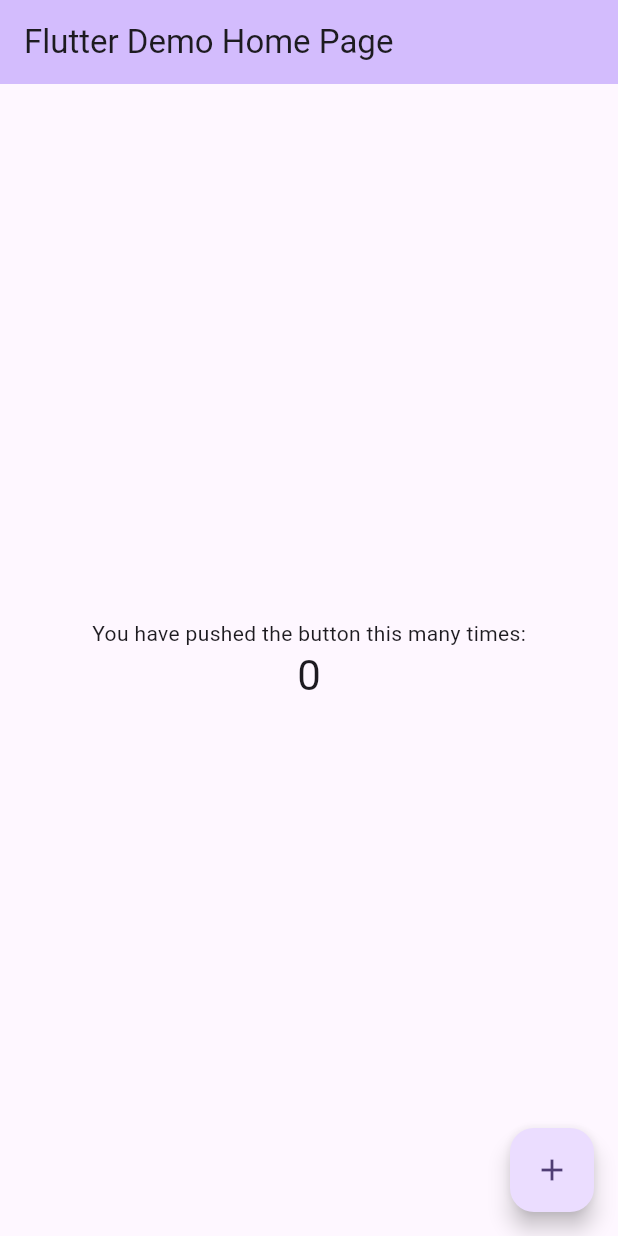
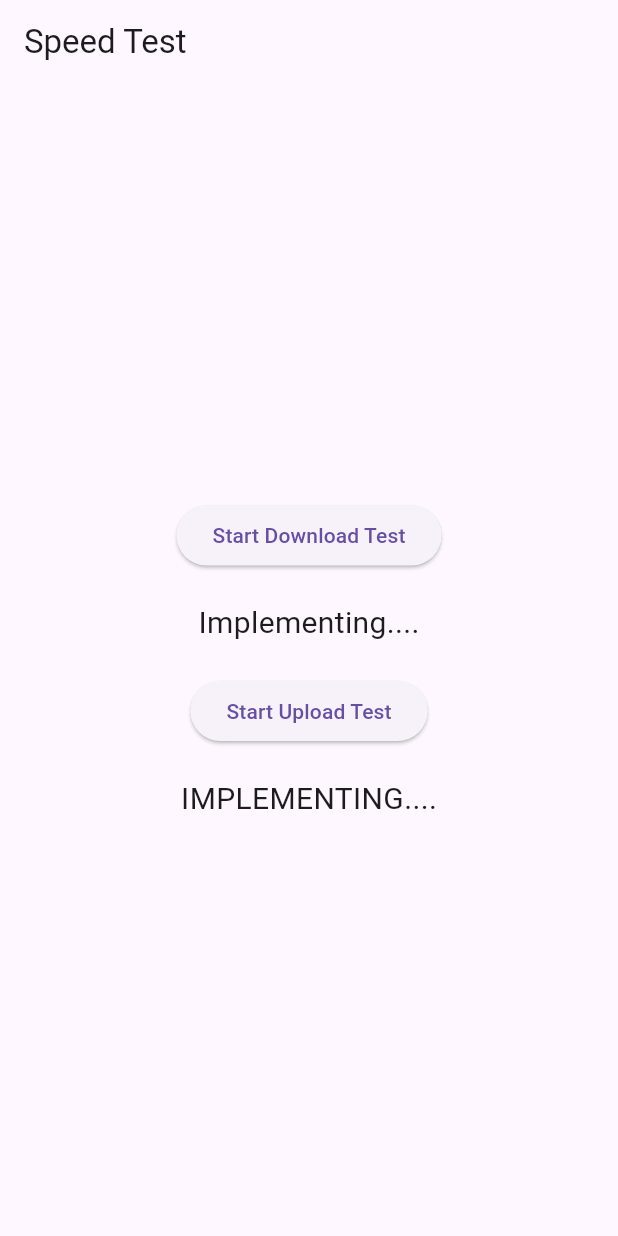
Before and after one commit to harywadhwa/speed_test_app, a Flutter app: the screen it shows after launch, on a phone screen of 412 x 824 dp. Run offline on Flutter 3.47's test engine with Material 3 defaults, Android fonts, the phone set to English and light mode, and no system bars.

Commit message:
download CLI
download CLI connected with the server
and working

```diff
--- a/client/lib/main.dart
+++ b/client/lib/main.dart
@@ -1,125 +1,90 @@
 import 'package:flutter/material.dart';
+import 'package:http/http.dart' as http;
+
+const String HOST = '192.168.1.21';
+const int PORT = 1234;
+const String serverUrl = 'http://$HOST:$PORT';
 
 void main() {
-  runApp(const MyApp());
+  runApp(const SpeedTestApp());
 }
 
-class MyApp extends StatelessWidget {
-  const MyApp({super.key});
+class SpeedTestApp extends StatelessWidget {
+  const SpeedTestApp({super.key});
 
-  // This widget is the root of your application.
   @override
   Widget build(BuildContext context) {
-    return MaterialApp(
-      title: 'Flutter Demo',
-      theme: ThemeData(
-        // This is the theme of your application.
-        //
-        // TRY THIS: Try running your application with "flutter run". You'll see
-        // the application has a purple toolbar. Then, without quitting the app,
-        // try changing the seedColor in the colorScheme below to Colors.green
-        // and then invoke "hot reload" (save your changes or press the "hot
-        // reload" button in a Flutter-supported IDE, or press "r" if you used
-        // the command line to start the app).
-        //
-        // Notice that the counter didn't reset back to zero; the application
-        // state is not lost during the reload. To reset the state, use hot
-        // restart instead.
-        //
-        // This works for code too, not just values: Most code changes can be
-        // tested with just a hot reload.
-        colorScheme: ColorScheme.fromSeed(seedColor: Colors.deepPurple),
-        useMaterial3: true,
-      ),
-      home: const MyHomePage(title: 'Flutter Demo Home Page'),
+    return const MaterialApp(
+      title: 'Speed Test',
+      home: SpeedTestPage(),
     );
   }
 }
 
-class MyHomePage extends StatefulWidget {
-  const MyHomePage({super.key, required this.title});
+double calculateSpeed(double length, DateTime startTime, DateTime endTime) {
+  final int duration = endTime.difference(startTime).inSeconds;
+  final double speed = (length / duration);
+  return speed;
+}
 
-  // This widget is the home page of your application. It is stateful, meaning
-  // that it has a State object (defined below) that contains fields that affect
-  // how it looks.
+Future<double> downloadTest() async {
+  const double expectedLength = 1000000; // 1 MB in bits
+  final url = Uri.parse('$serverUrl/download');
+  final DateTime startTime = DateTime.now();
+  final response = await http.get(url);
+  final DateTime endTime = DateTime.now();
 
-  // This class is the configuration for the state. It holds the values (in this
-  // case the title) provided by the parent (in this case the App widget) and
-  // used by the build method of the State. Fields in a Widget subclass are
-  // always marked "final".
+  // Calculate the time difference in milliseconds
+  final timeDifference = endTime.difference(startTime).inMilliseconds;
 
-  final String title;
+  // Ensure that the time difference is not zero to avoid division by zero
+  final downloadSpeed = timeDifference > 0 ? (expectedLength / timeDifference) : 0;
+
+  print('Download Speed: $downloadSpeed bits per millisecond');
+  return 0;
+}
+
+
+class SpeedTestPage extends StatefulWidget {
+  const SpeedTestPage({super.key});
 
   @override
-  State<MyHomePage> createState() => _MyHomePageState();
+  _SpeedTestPageState createState() => _SpeedTestPageState();
 }
 
-class _MyHomePageState extends State<MyHomePage> {
-  int _counter = 0;
-
-  void _incrementCounter() {
-    setState(() {
-      // This call to setState tells the Flutter framework that something has
-      // changed in this State, which causes it to rerun the build method below
-      // so that the display can reflect the updated values. If we changed
-      // _counter without calling setState(), then the build method would not be
-      // called again, and so nothing would appear to happen.
-      _counter++;
-    });
-  }
-
+class _SpeedTestPageState extends State<SpeedTestPage> {
   @override
   Widget build(BuildContext context) {
-    // This method is rerun every time setState is called, for instance as done
-    // by the _incrementCounter method above.
-    //
-    // The Flutter framework has been optimized to make rerunning build methods
-    // fast, so that you can just rebuild anything that needs updating rather
-    // than having to individually change instances of widgets.
     return Scaffold(
       appBar: AppBar(
-        // TRY THIS: Try changing the color here to a specific color (to
-        // Colors.amber, perhaps?) and trigger a hot reload to see the AppBar
-        // change color while the other colors stay the same.
-        backgroundColor: Theme.of(context).colorScheme.inversePrimary,
-        // Here we take the value from the MyHomePage object that was created by
-        // the App.build method, and use it to set our appbar title.
-        title: Text(widget.title),
+        title: Text('Speed Test'),
       ),
       body: Center(
-        // Center is a layout widget. It takes a single child and positions it
-        // in the middle of the parent.
         child: Column(
-          // Column is also a layout widget. It takes a list of children and
-          // arranges them vertically. By default, it sizes itself to fit its
-          // children horizontally, and tries to be as tall as its parent.
-          //
-          // Column has various properties to control how it sizes itself and
-          // how it positions its children. Here we use mainAxisAlignment to
-          // center the children vertically; the main axis here is the vertical
-          // axis because Columns are vertical (the cross axis would be
-          // horizontal).
-          //
-          // TRY THIS: Invoke "debug painting" (choose the "Toggle Debug Paint"
-          // action in the IDE, or press "p" in the console), to see the
-          // wireframe for each widget.
           mainAxisAlignment: MainAxisAlignment.center,
-          children: <Widget>[
+          children: [
+            const ElevatedButton(
+              onPressed: downloadTest,
+              child: Text('Start Download Test'),
+            ),
+            const SizedBox(height: 20),
             const Text(
-              'You have pushed the button this many times:',
+              'Implementing....',
+              style: TextStyle(fontSize: 20),
             ),
-            Text(
-              '$_counter',
-              style: Theme.of(context).textTheme.headlineMedium,
+            const SizedBox(height: 20),
+            ElevatedButton(
+              onPressed: () {},
+              child: const Text('Start Upload Test'),
+            ),
+            const SizedBox(height: 20),
+            const Text(
+              'IMPLEMENTING....',
+              style: TextStyle(fontSize: 20),
             ),
           ],
         ),
       ),
-      floatingActionButton: FloatingActionButton(
-        onPressed: _incrementCounter,
-        tooltip: 'Increment',
-        child: const Icon(Icons.add),
-      ), // This trailing comma makes auto-formatting nicer for build methods.
     );
   }
 }
--- a/client/pubspec.yaml
+++ b/client/pubspec.yaml
@@ -30,11 +30,13 @@ environment:
 dependencies:
   flutter:
     sdk: flutter
+  web_socket_channel: ^2.2.0
 
 
   # The following adds the Cupertino Icons font to your application.
   # Use with the CupertinoIcons class for iOS style icons.
   cupertino_icons: ^1.0.6
+  http: ^1.2.1
 
 dev_dependencies:
   flutter_test:
```
Also changed, not shown: client/pubspec.lock, 4 other files.
